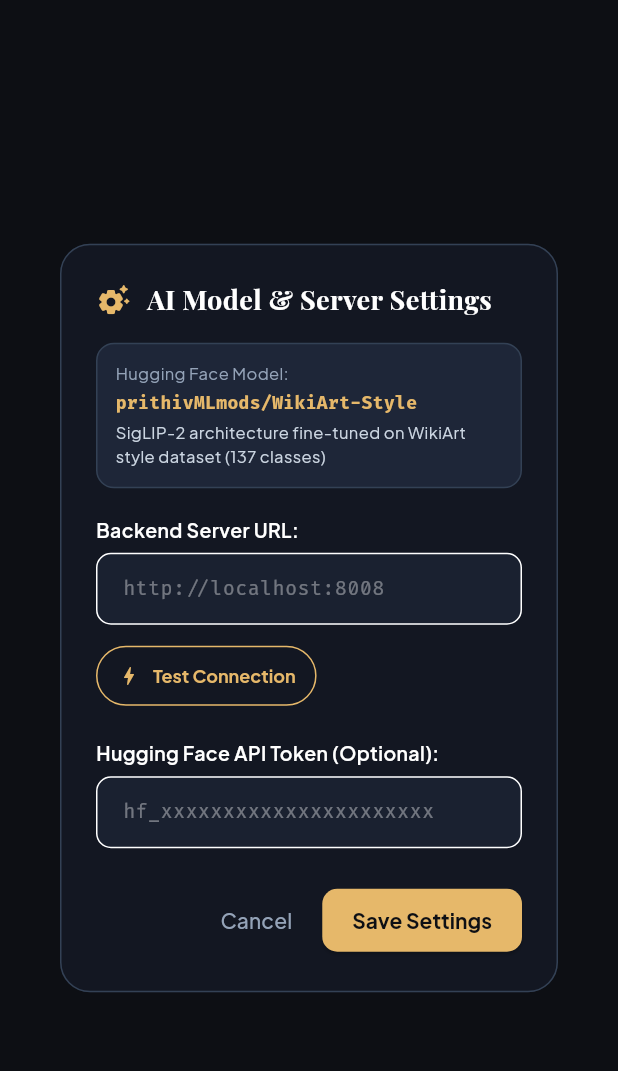
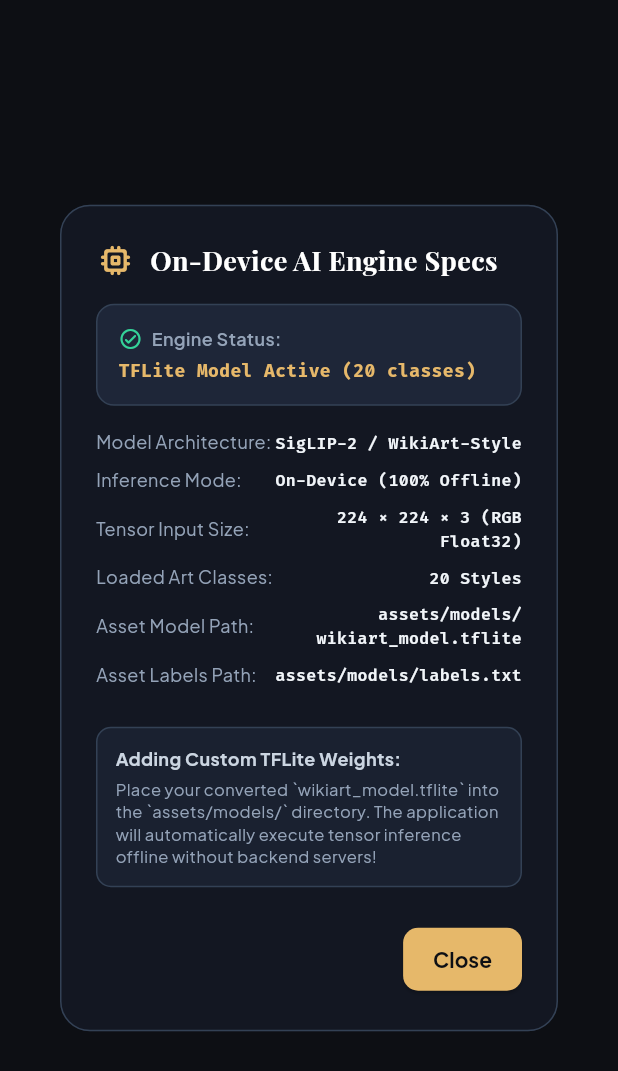
Before and after one commit to Samrwitt/Impressionism, a Flutter app: the SettingsDialog widget shown alone on an empty page, opened directly with empty values, on a phone screen of 412 x 824 dp. Shown: the top 1071 px of the screen. Run offline on Flutter 3.47's test engine with Material 3 defaults, Android fonts, the phone set to English and light mode, and no system bars; our stand-ins replace file_picker, google_fonts, image_picker; missing offline and left inert: tflite_flutter.

Commit message:
tflite dependecy setup

```diff
--- a/lib/widgets/settings_dialog.dart
+++ b/lib/widgets/settings_dialog.dart
@@ -1,64 +1,14 @@
 import 'package:flutter/material.dart';
 import 'package:google_fonts/google_fonts.dart';
-import '../services/api_service.dart';
+import '../services/classifier_service.dart';
 
-class SettingsDialog extends StatefulWidget {
+class SettingsDialog extends StatelessWidget {
   final VoidCallback onSaved;
 
   const SettingsDialog({
     super.key,
     required this.onSaved,
   });
-
-  @override
-  State<SettingsDialog> createState() => _SettingsDialogState();
-}
-
-class _SettingsDialogState extends State<SettingsDialog> {
-  late TextEditingController _urlController;
-  late TextEditingController _hfTokenController;
-  bool _testingConnection = false;
-  String? _testMessage;
-
-  @override
-  void initState() {
-    super.initState();
-    _urlController = TextEditingController(text: ApiService.baseUrl);
-    _hfTokenController = TextEditingController(text: ApiService.hfToken ?? '');
-  }
-
-  @override
-  void dispose() {
-    _urlController.dispose();
-    _hfTokenController.dispose();
-    super.dispose();
-  }
-
-  Future<void> _testServer() async {
-    setState(() {
-      _testingConnection = true;
-      _testMessage = null;
-    });
-
-    ApiService.baseUrl = _urlController.text.trim();
-    final isOnline = await ApiService.checkBackendHealth();
-
-    setState(() {
-      _testingConnection = false;
-      _testMessage = isOnline
-          ? 'Connected successfully to local model server!'
-          : 'Could not reach server. Hybrid/Offline fallback mode active.';
-    });
-  }
-
-  void _saveSettings() {
-    ApiService.baseUrl = _urlController.text.trim();
-    ApiService.hfToken = _hfTokenController.text.trim().isEmpty
-        ? null
-        : _hfTokenController.text.trim();
-    widget.onSaved();
-    Navigator.of(context).pop();
-  }
 
   @override
   Widget build(BuildContext context) {
@@ -78,13 +28,13 @@
               Row(
                 children: [
                   const Icon(
-                    Icons.settings_suggest_rounded,
+                    Icons.memory_rounded,
                     color: Color(0xFFE6B86A),
-                    size: 24,
+                    size: 26,
                   ),
                   const SizedBox(width: 10),
                   Text(
-                    'AI Model & Server Settings',
+                    'On-Device AI Engine Specs',
                     style: GoogleFonts.playfairDisplay(
                       color: Colors.white,
                       fontSize: 18,
@@ -95,9 +45,9 @@
               ),
               const SizedBox(height: 16),
 
-              // Model Information Card
+              // Status Card
               Container(
-                padding: const EdgeInsets.all(12),
+                padding: const EdgeInsets.all(14),
                 decoration: BoxDecoration(
                   color: const Color(0xFF1E2638),
                   borderRadius: BorderRadius.circular(12),
@@ -106,138 +56,74 @@
                 child: Column(
                   crossAxisAlignment: CrossAxisAlignment.start,
                   children: [
+                    Row(
+                      children: [
+                        const Icon(Icons.check_circle_outline_rounded,
+                            color: Color(0xFF34D399), size: 16),
+                        const SizedBox(width: 6),
                         Text(
-                      'Hugging Face Model:',
+                          'Engine Status:',
                           style: GoogleFonts.plusJakartaSans(
                             color: const Color(0xFF94A3B8),
-                        fontSize: 11,
+                            fontSize: 12,
+                            fontWeight: FontWeight.w600,
                           ),
                         ),
-                    const SizedBox(height: 2),
+                      ],
+                    ),
+                    const SizedBox(height: 4),
                     Text(
-                      'prithivMLmods/WikiArt-Style',
+                      ClassifierService.statusMessage,
                       style: GoogleFonts.firaCode(
                         color: const Color(0xFFE6B86A),
                         fontSize: 12,
                         fontWeight: FontWeight.bold,
                       ),
                     ),
-                    const SizedBox(height: 4),
-                    Text(
-                      'SigLIP-2 architecture fine-tuned on WikiArt style dataset (137 classes)',
-                      style: GoogleFonts.plusJakartaSans(
-                        color: const Color(0xFFCBD5E1),
-                        fontSize: 11,
-                      ),
-                    ),
                   ],
                 ),
               ),
+              const SizedBox(height: 16),
+
+              // Model Specs Details
+              _buildDetailRow('Model Architecture:', 'SigLIP-2 / WikiArt-Style'),
+              _buildDetailRow('Inference Mode:', 'On-Device (100% Offline)'),
+              _buildDetailRow('Tensor Input Size:', '224 × 224 × 3 (RGB Float32)'),
+              _buildDetailRow('Loaded Art Classes:', '${ClassifierService.labelCount} Styles'),
+              _buildDetailRow('Asset Model Path:', 'assets/models/wikiart_model.tflite'),
+              _buildDetailRow('Asset Labels Path:', 'assets/models/labels.txt'),
+
               const SizedBox(height: 18),
 
-              // Server URL input
+              // Instructions Box
+              Container(
+                padding: const EdgeInsets.all(12),
+                decoration: BoxDecoration(
+                  color: const Color(0xFF1A2130),
+                  borderRadius: BorderRadius.circular(10),
+                  border: Border.all(color: const Color(0xFF334155)),
+                ),
+                child: Column(
+                  crossAxisAlignment: CrossAxisAlignment.start,
+                  children: [
                     Text(
-                'Backend Server URL:',
+                      'Adding Custom TFLite Weights:',
                       style: GoogleFonts.plusJakartaSans(
-                  color: Colors.white,
-                  fontSize: 13,
-                  fontWeight: FontWeight.w600,
-                ),
-              ),
-              const SizedBox(height: 6),
-              TextField(
-                controller: _urlController,
-                style: GoogleFonts.firaCode(color: Colors.white, fontSize: 13),
-                decoration: InputDecoration(
-                  hintText: 'http://localhost:8008',
-                  hintStyle: const TextStyle(color: Colors.white38),
-                  filled: true,
-                  fillColor: const Color(0xFF1A2130),
-                  contentPadding:
-                      const EdgeInsets.symmetric(horizontal: 14, vertical: 12),
-                  border: OutlineInputBorder(
-                    borderRadius: BorderRadius.circular(10),
-                    borderSide: const BorderSide(color: Color(0xFF334155)),
-                  ),
-                  focusedBorder: OutlineInputBorder(
-                    borderRadius: BorderRadius.circular(10),
-                    borderSide: const BorderSide(color: Color(0xFFE6B86A)),
-                  ),
-                ),
-              ),
-              const SizedBox(height: 10),
-
-              // Test connection button
-              Row(
-                children: [
-                  OutlinedButton.icon(
-                    onPressed: _testingConnection ? null : _testServer,
-                    icon: _testingConnection
-                        ? const SizedBox(
-                            width: 14,
-                            height: 14,
-                            child: CircularProgressIndicator(
-                                strokeWidth: 2, color: Color(0xFFE6B86A)),
-                          )
-                        : const Icon(Icons.bolt_rounded, size: 16),
-                    label: const Text('Test Connection'),
-                    style: OutlinedButton.styleFrom(
-                      foregroundColor: const Color(0xFFE6B86A),
-                      side: const BorderSide(color: Color(0xFFE6B86A)),
-                      padding: const EdgeInsets.symmetric(
-                          horizontal: 14, vertical: 8),
-                      textStyle: GoogleFonts.plusJakartaSans(
+                        color: const Color(0xFFCBD5E1),
                         fontSize: 12,
                         fontWeight: FontWeight.bold,
                       ),
                     ),
-                  ),
-                ],
-              ),
-              if (_testMessage != null) ...[
-                const SizedBox(height: 6),
+                    const SizedBox(height: 4),
                     Text(
-                  _testMessage!,
+                      'Place your converted `wikiart_model.tflite` into the `assets/models/` directory. The application will automatically execute tensor inference offline without backend servers!',
                       style: GoogleFonts.plusJakartaSans(
-                    color: _testMessage!.contains('successfully')
-                        ? const Color(0xFF34D399)
-                        : const Color(0xFFFBBF24),
+                        color: const Color(0xFF94A3B8),
                         fontSize: 11,
+                        height: 1.4,
                       ),
                     ),
                   ],
-
-              const SizedBox(height: 18),
-
-              // Optional HF Token
-              Text(
-                'Hugging Face API Token (Optional):',
-                style: GoogleFonts.plusJakartaSans(
-                  color: Colors.white,
-                  fontSize: 13,
-                  fontWeight: FontWeight.w600,
-                ),
-              ),
-              const SizedBox(height: 6),
-              TextField(
-                controller: _hfTokenController,
-                obscureText: true,
-                style: GoogleFonts.firaCode(color: Colors.white, fontSize: 13),
-                decoration: InputDecoration(
-                  hintText: 'hf_xxxxxxxxxxxxxxxxxxxxxx',
-                  hintStyle: const TextStyle(color: Colors.white38),
-                  filled: true,
-                  fillColor: const Color(0xFF1A2130),
-                  contentPadding:
-                      const EdgeInsets.symmetric(horizontal: 14, vertical: 12),
-                  border: OutlineInputBorder(
-                    borderRadius: BorderRadius.circular(10),
-                    borderSide: const BorderSide(color: Color(0xFF334155)),
-                  ),
-                  focusedBorder: OutlineInputBorder(
-                    borderRadius: BorderRadius.circular(10),
-                    borderSide: const BorderSide(color: Color(0xFFE6B86A)),
-                  ),
                 ),
               ),
 
@@ -246,19 +132,12 @@
               // Action Buttons
               Row(
                 mainAxisAlignment: MainAxisAlignment.end,
-
                 children: [
-                  TextButton(
-                    onPressed: () => Navigator.of(context).pop(),
-                    child: Text(
-                      'Cancel',
-                      style: GoogleFonts.plusJakartaSans(
-                          color: const Color(0xFF94A3B8)),
-                    ),
-                  ),
-                  const SizedBox(width: 8),
                   ElevatedButton(
-                    onPressed: _saveSettings,
+                    onPressed: () {
+                      onSaved();
+                      Navigator.of(context).pop();
+                    },
                     style: ElevatedButton.styleFrom(
                       backgroundColor: const Color(0xFFE6B86A),
                       foregroundColor: const Color(0xFF0D0F14),
@@ -271,7 +150,7 @@
                         fontWeight: FontWeight.bold,
                       ),
                     ),
-                    child: const Text('Save Settings'),
+                    child: const Text('Close'),
                   ),
                 ],
               ),
@@ -281,4 +160,33 @@
       ),
     );
   }
+
+  Widget _buildDetailRow(String label, String value) {
+    return Padding(
+      padding: const EdgeInsets.only(bottom: 8),
+      child: Row(
+        mainAxisAlignment: MainAxisAlignment.spaceBetween,
+        children: [
+          Text(
+            label,
+            style: GoogleFonts.plusJakartaSans(
+              color: const Color(0xFF94A3B8),
+              fontSize: 12,
+            ),
+          ),
+          Flexible(
+            child: Text(
+              value,
+              textAlign: TextAlign.end,
+              style: GoogleFonts.firaCode(
+                color: const Color(0xFFF1F5F9),
+                fontSize: 11,
+                fontWeight: FontWeight.w600,
+              ),
+            ),
+          ),
+        ],
+      ),
+    );
   }
+}
--- a/lib/widgets/verdict_card.dart
+++ b/lib/widgets/verdict_card.dart
@@ -227,7 +227,7 @@
                 ),
                 const SizedBox(height: 4),
                 Text(
-                  'Predictions from HuggingFace model prithivMLmods/WikiArt-Style',
+                  'On-device predictions (WikiArt-Style fine-tuned model)',
                   style: GoogleFonts.plusJakartaSans(
                     color: const Color(0xFF94A3B8),
                     fontSize: 11,
```
Also changed, not shown: pubspec.lock, 2 other files. Lines whose indentation alone changed are shown as unchanged.
